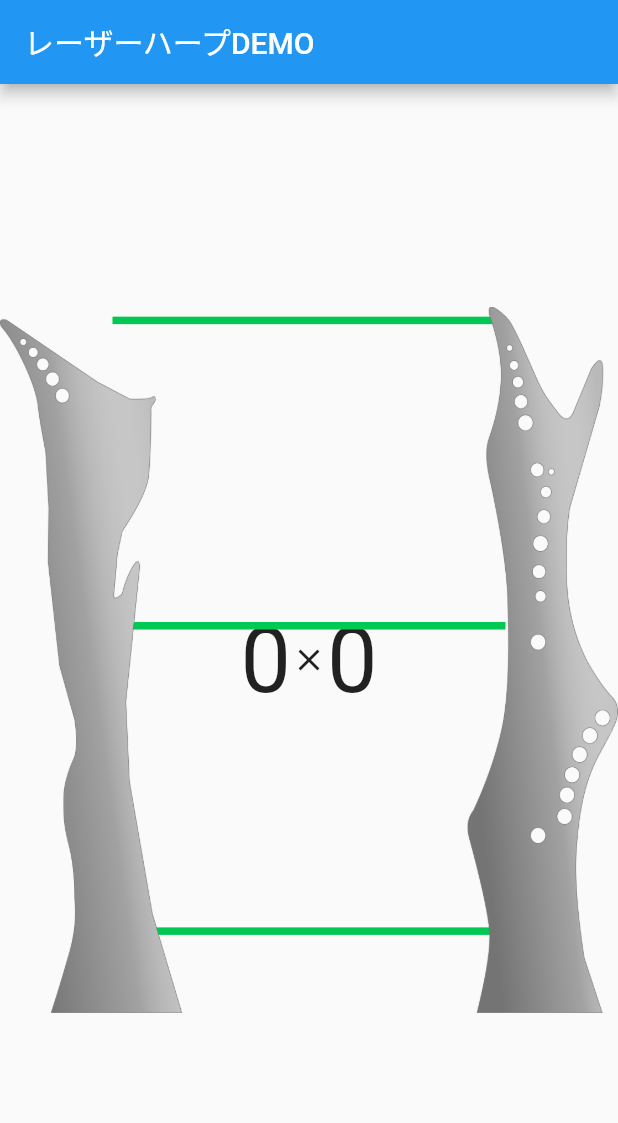
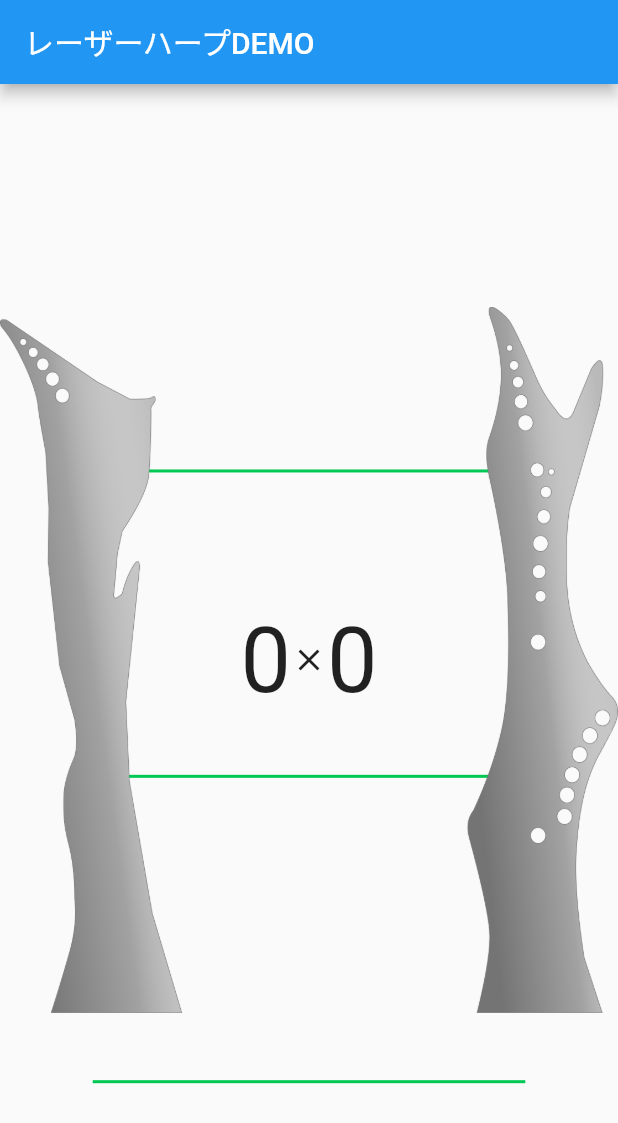
Before and after one commit to iWonder118/laser_harp, a Flutter app: the screen it shows after launch, on a phone screen of 412 x 824 dp. Shown: the top 1123 px of the screen. Run offline on Flutter 3.47's test engine with Material 2 defaults, Android fonts, the phone set to English and light mode, and no system bars; our stand-ins replace audioplayers.

Commit message:
variable width

```diff
--- a/lib/main.dart
+++ b/lib/main.dart
@@ -2,6 +2,8 @@ import 'package:flutter/material.dart';
 import 'package:audioplayers/audio_cache.dart';
 import "dart:math";
 import 'dart:async';
+import 'dart:ui' as ui;
+import 'package:flutter/painting.dart';
 
 void main() {
   runApp(MyApp());
@@ -30,10 +32,7 @@ class _TopPageState extends State<TopPage> {
   GlobalKey globalKey = GlobalKey();
   double _currentPositionX = 0;
   double _currentPositionY = 0;
-  double lazerThickness = 5;
-  double lazerWidth1 = 1000;
-  double lazerWidth2 = 1000;
-  double lazerWidth3 = 1000;
+  double lazerThickness = 2;
   double lazer1HeightPersent = 160 / 850;
   double lazer2HeightPersent = 370 / 850;
   double lazer3HeightPersent = 580 / 850;
@@ -46,14 +45,19 @@ class _TopPageState extends State<TopPage> {
   Widget build(BuildContext context) {
     double bodyWidth = MediaQuery.of(context).size.width;
     double bodyHeight = MediaQuery.of(context).size.height;
+    double lazerWidth1 = bodyWidth;
+    double lazerWidth2 = bodyWidth;
+    double lazerWidth3 = bodyWidth;
     double lazer1Height = bodyHeight * lazer1HeightPersent;
     double lazer2Height = bodyHeight * lazer2HeightPersent;
     double lazer3Height = bodyHeight * lazer3HeightPersent;
+    double lazerWidthMargin = bodyWidth * 0.15;
+    Image lazerHarpImage = Image.asset('assets/images/lazerharp1.png');
 
     double crossLineAnimation(double startY) {
       return (startY <= _currentPositionY &&
               _currentPositionY <= startY + lazerThickness)
-          ? _currentPositionX - 75
+          ? _currentPositionX - lazerWidthMargin
           : bodyHeight;
     }
 
@@ -82,30 +86,37 @@ class _TopPageState extends State<TopPage> {
             //     color: Colors.black,
             //   ),
             // ),
+            Center(
+              child: Container(
+                child: Stack(
+                  children: [
                     Container(
                       width: lazerWidth1,
-              height: 5,
-              margin: EdgeInsets.fromLTRB(75, lazer1Height, 75, 0),
+                      height: lazerThickness,
+                      margin: EdgeInsets.fromLTRB(
+                          lazerWidthMargin, lazer1Height, lazerWidthMargin, 0),
                       color: Colors.greenAccent[700],
                     ),
                     Container(
                       width: lazerWidth2,
-              height: 5,
-              margin: EdgeInsets.fromLTRB(75, lazer2Height, 75, 0),
+                      height: lazerThickness,
+                      margin: EdgeInsets.fromLTRB(
+                          lazerWidthMargin, lazer2Height, lazerWidthMargin, 0),
                       color: Colors.greenAccent[700],
                     ),
                     Container(
                       width: lazerWidth3,
-              height: 5,
-              margin: EdgeInsets.fromLTRB(75, lazer3Height, 75, 0),
+                      height: lazerThickness,
+                      margin: EdgeInsets.fromLTRB(
+                          lazerWidthMargin, lazer3Height, lazerWidthMargin, 0),
                       color: Colors.greenAccent[700],
                     ),
+                  ],
+                ),
+              ),
+            ),
             Center(
-              child: Image.asset(
-                'assets/images/lazerharp1.png',
-                width: bodyWidth,
-                height: bodyHeight,
-              ),
+              child: lazerHarpImage,
             ),
             GestureDetector(
               onPanUpdate: (DragUpdateDetails details) {
```
Lines whose indentation alone changed are shown as unchanged.
